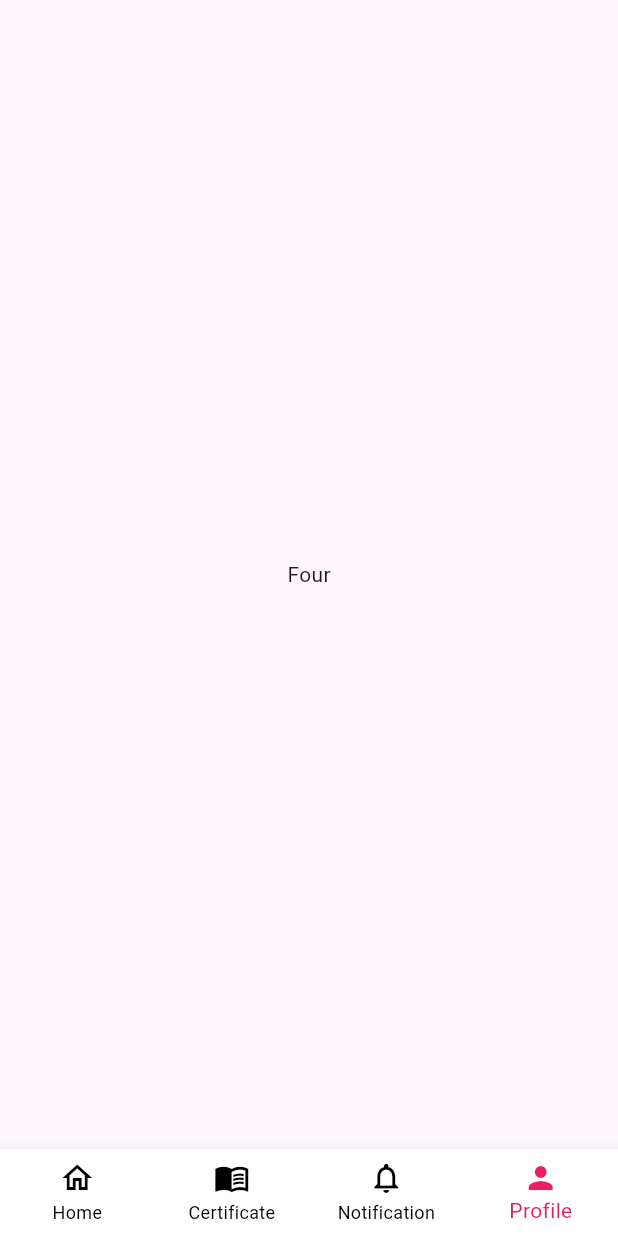
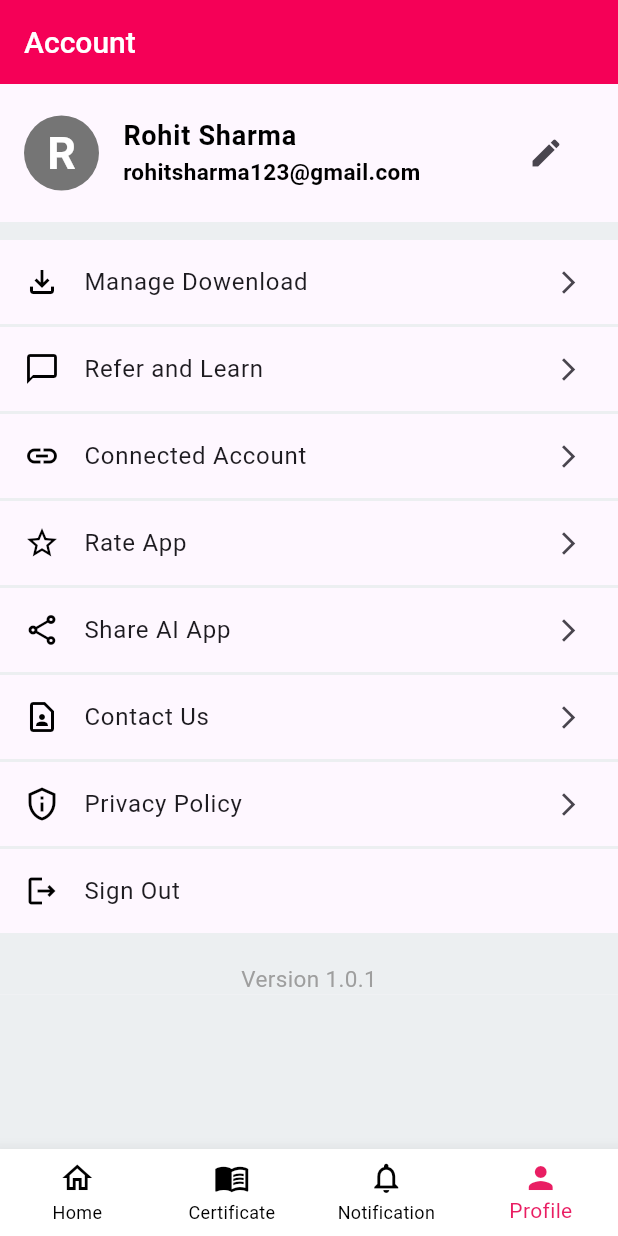
Before and after one commit to kumarnavinrai/fluttercoursesapp, a Flutter app: the screen it shows after launch, item 4 of the bottom bar chosen, on a phone screen of 412 x 824 dp. Run offline on Flutter 3.47's test engine with Material 3 defaults, Android fonts, the phone set to English and light mode, and no system bars; missing offline and left inert: lecle_flutter_carousel_pro; network calls fail.

Commit message:
Fourth Commit

```diff
--- a/lib/screens/bottom_bar.dart
+++ b/lib/screens/bottom_bar.dart
@@ -1,4 +1,5 @@
 import 'package:barber_app/screens/certificate.dart';
+import 'package:barber_app/screens/profile.dart';
 import 'package:flutter/material.dart';
 import 'package:flutter/services.dart';
 
@@ -19,7 +20,7 @@ class _BottomBarState extends State<BottomBar> {
     const HomeScreen(),
     const Certificate(),
     const MyNotification(),
-    const Text("Four"), //ProfileScreen()
+    const MyProfile(),
   ];
 
   int _selectIndex = 0;
--- /dev/null
+++ b/lib/screens/profile.dart
@@ -0,0 +1,85 @@
+import 'dart:ui';
+
+import 'package:barber_app/app_style.dart';
+import 'package:flutter/material.dart';
+
+import 'app_bar.dart';
+
+class MyProfile extends StatelessWidget {
+  const MyProfile({super.key});
+
+  @override
+  Widget build(BuildContext context) {
+    return Scaffold(
+      appBar: MyAppBar(title:"Account",showSearchIcon: false, showShoppingIcon: false),
+      body: Column(
+        children: [
+          const SizedBox(height: 10,),
+          ListTile(
+            leading: CircleAvatar(
+              radius: 25,
+              backgroundColor: Colors.grey[600],
+              child: Text("R", style: TextStyle(fontWeight: FontWeight.bold, fontSize: 30, color: whiteColor),),
+            ),
+            title: Text("Rohit Sharma", style: Style.headLineStyle3.copyWith(fontWeight: FontWeight.bold),),
+            subtitle: Text("rohitsharma123@gmail.com", style: Style.headLineStyle2.copyWith(fontWeight: FontWeight.bold),),
+            trailing: IconButton(onPressed: (){ print("Edit Profile"); },icon: Icon(Icons.edit)),
+          ),
+          SizedBox(height: 10,),
+          Container(height: 12, color: blueDivider,),
+          ListTile(
+            leading: Icon(Icons.file_download_outlined, color: blackColor,),
+            title: const Text("Manage Dowenload"),
+            trailing: Icon(Icons.arrow_forward_ios,size: 18,),
+          ),
+          Container(height: 2, color: blueDivider,),
+          ListTile(
+            leading: Icon(Icons.messenger_outline_outlined, color: blackColor,),
+            title: const Text("Refer and Learn"),
+            trailing: Icon(Icons.arrow_forward_ios,size: 18,),
+          ),
+          Container(height: 2, color: blueDivider,),
+          ListTile(
+            leading: Icon(Icons.link_outlined, color: blackColor,),
+            title: const Text("Connected Account"),
+            trailing: Icon(Icons.arrow_forward_ios,size: 18,),
+          ),
+          Container(height: 2, color: blueDivider,),
+          ListTile(
+            leading: Icon(Icons.star_border_purple500_outlined, color: blackColor,),
+            title: Text("Rate App"),
+            trailing: Icon(Icons.arrow_forward_ios,size: 18,),
+          ),
+          Container(height: 2, color: blueDivider,),
+          ListTile(
+            leading: Icon(Icons.share_outlined, color: blackColor,),
+            title: Text("Share AI App"),
+            trailing: Icon(Icons.arrow_forward_ios,size: 18,),
+          ),
+          Container(height: 2, color: blueDivider,),
+          ListTile(
+            leading: Icon(Icons.contact_page_outlined, color: blackColor,),
+            title: Text("Contact Us"),
+            trailing: Icon(Icons.arrow_forward_ios,size: 18,),
+          ),
+          Container(height: 2, color: blueDivider,),
+          ListTile(
+            leading: Icon(Icons.privacy_tip_outlined, color: blackColor,),
+            title: Text("Privacy Policy"),
+            trailing: Icon(Icons.arrow_forward_ios,size: 18,),
+          ),
+          Container(height: 2, color: blueDivider,),
+          ListTile(
+            leading: Icon(Icons.logout_outlined, color: blackColor,),
+            title: Text("Sign Out"),
+
+          ),
+          Container(height: 20, color: blueDivider,),
+          Container(color: blueDivider,child: Center(child: Text("Version 1.0.1", style: Style.headLineStyle2.copyWith(color: greyColor),),),),
+          Expanded(child: Container(color: blueDivider,))
+
+        ],
+      ),
+    );
+  }
+}
```
